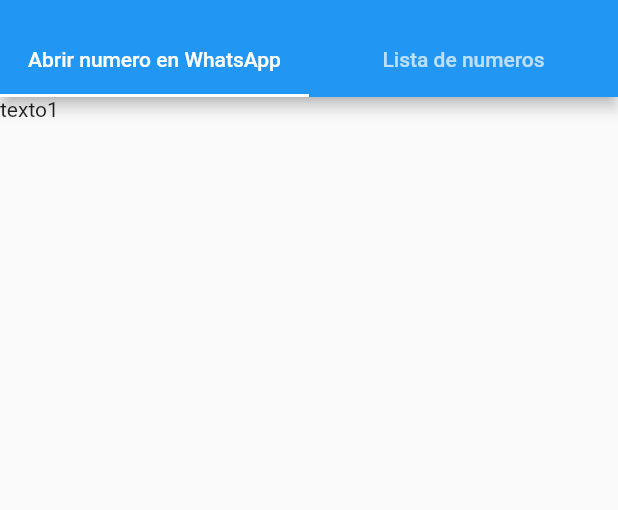
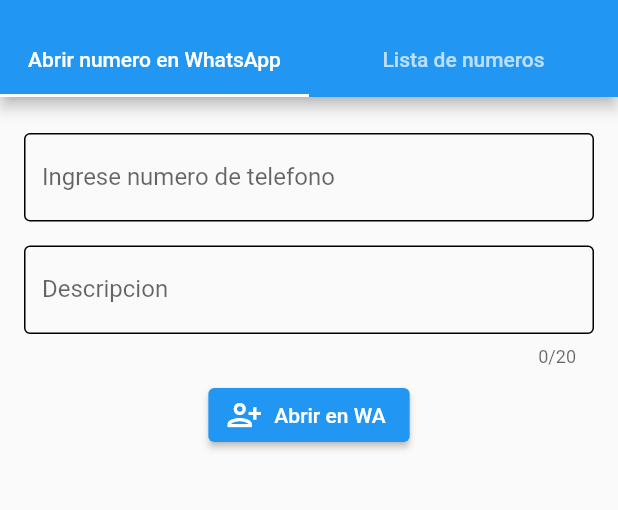
Before and after one commit to paulocrr/whats_app_numbers, a Flutter app: the screen it shows after launch, on a phone screen of 412 x 824 dp, the part 59-569 px from its top. Run offline on Flutter 3.47's test engine with Material 2 defaults, Android fonts, the phone set to English and light mode, and no system bars; our stand-ins replace form_field_validator.

Commit message:
feat: Adds open whatsapp form

```diff
--- a/lib/languages/whats_app_numbers_strings.dart
+++ b/lib/languages/whats_app_numbers_strings.dart
@@ -1,6 +1,8 @@
 class WhatsAppNumbersStrings {
   static final myApp = _MyApp();
   static final mainScreen = _MainScreen();
+  static final addNumberScreen = _AddNumberScreen();
+  static final textFieldErrors = _TextFieldErrors();
 }
 
 class _MyApp {
@@ -12,3 +14,14 @@ class _MainScreen {
   final openNumberTabTitle = 'Abrir numero en WhatsApp';
   final listNumberTabTitle = 'Lista de numeros';
 }
+
+class _AddNumberScreen {
+  final numberLabel = 'Ingrese numero de telefono';
+  final descriptionLabel = 'Descripcion';
+  final addButtonText = 'Abrir en WA';
+}
+
+class _TextFieldErrors {
+  final isRequiredError = 'Este campo es requerido';
+  final isValidPhoneNumberError = 'Este no es un numero de telefono';
+}
--- /dev/null
+++ b/lib/screens/add_number_screen.dart
@@ -0,0 +1,69 @@
+import 'package:flutter/material.dart';
+import 'package:form_field_validator/form_field_validator.dart';
+import 'package:whats_app_numbers/languages/whats_app_numbers_strings.dart';
+import 'package:whats_app_numbers/widgets/whats_app_number_text_form_field.dart';
+
+class AddNumberScreen extends StatefulWidget {
+  const AddNumberScreen({super.key});
+
+  @override
+  State<AddNumberScreen> createState() => _AddNumberScreenState();
+}
+
+class _AddNumberScreenState extends State<AddNumberScreen> {
+  final _formKey = GlobalKey<FormState>();
+  final _numberController = TextEditingController();
+  final _descriptionController = TextEditingController();
+
+  @override
+  Widget build(BuildContext context) {
+    return Padding(
+      padding: const EdgeInsets.all(16.0),
+      child: Form(
+        key: _formKey,
+        child: SingleChildScrollView(
+          child: Column(
+            children: [
+              WhatsAppNumberTextFormField(
+                keyboardType: TextInputType.phone,
+                controller: _numberController,
+                labelText: WhatsAppNumbersStrings.addNumberScreen.numberLabel,
+                validator: MultiValidator([
+                  RequiredValidator(
+                    errorText:
+                        WhatsAppNumbersStrings.textFieldErrors.isRequiredError,
+                  ),
+                  PatternValidator(
+                    r'9((\d{8})|(\d{2}\s\d{3}\s\d{3}))',
+                    errorText: WhatsAppNumbersStrings
+                        .textFieldErrors.isValidPhoneNumberError,
+                  )
+                ]),
+              ),
+              WhatsAppNumberTextFormField(
+                controller: _descriptionController,
+                labelText:
+                    WhatsAppNumbersStrings.addNumberScreen.descriptionLabel,
+                maxLength: 20,
+                validator: RequiredValidator(
+                  errorText:
+                      WhatsAppNumbersStrings.textFieldErrors.isRequiredError,
+                ),
+              ),
+              ElevatedButton.icon(
+                onPressed: () {
+                  if (_formKey.currentState!.validate()) {
+                    print(_descriptionController.text);
+                  }
+                },
+                icon: const Icon(Icons.person_add_alt),
+                label:
+                    Text(WhatsAppNumbersStrings.addNumberScreen.addButtonText),
+              )
+            ],
+          ),
+        ),
+      ),
+    );
+  }
+}
--- /dev/null
+++ b/lib/screens/list_numbers_screen.dart
@@ -0,0 +1,10 @@
+import 'package:flutter/material.dart';
+
+class ListNumberScreen extends StatelessWidget {
+  const ListNumberScreen({super.key});
+
+  @override
+  Widget build(BuildContext context) {
+    return const Placeholder();
+  }
+}
--- a/lib/screens/main_screen.dart
+++ b/lib/screens/main_screen.dart
@@ -1,5 +1,7 @@
 import 'package:flutter/material.dart';
 import 'package:whats_app_numbers/languages/whats_app_numbers_strings.dart';
+import 'package:whats_app_numbers/screens/add_number_screen.dart';
+import 'package:whats_app_numbers/screens/list_numbers_screen.dart';
 
 class MainScreen extends StatelessWidget {
   const MainScreen({super.key});
@@ -26,7 +28,12 @@ class MainScreen extends StatelessWidget {
             ],
           ),
         ),
-        body: TabBarView(children: [Text('texto1'), Text('texto2')]),
+        body: const TabBarView(
+          children: [
+            AddNumberScreen(),
+            ListNumberScreen(),
+          ],
+        ),
       ),
     );
   }
--- /dev/null
+++ b/lib/widgets/whats_app_number_text_form_field.dart
@@ -0,0 +1,44 @@
+import 'package:flutter/material.dart';
+
+class WhatsAppNumberTextFormField extends StatelessWidget {
+  final String labelText;
+  final TextEditingController? controller;
+  final int? maxLength;
+  final TextInputType? keyboardType;
+  final String? Function(String?)? validator;
+
+  const WhatsAppNumberTextFormField({
+    super.key,
+    required this.labelText,
+    this.controller,
+    this.maxLength,
+    this.keyboardType,
+    this.validator,
+  });
+
+  @override
+  Widget build(BuildContext context) {
+    return Padding(
+      padding: const EdgeInsets.symmetric(vertical: 8),
+      child: TextFormField(
+        validator: validator,
+        keyboardType: keyboardType,
+        maxLength: maxLength,
+        controller: controller,
+        decoration: InputDecoration(
+          enabledBorder: const OutlineInputBorder(),
+          focusedBorder: const OutlineInputBorder(
+            borderSide: BorderSide(color: Colors.blue),
+          ),
+          errorBorder: const OutlineInputBorder(
+            borderSide: BorderSide(color: Colors.red),
+          ),
+          focusedErrorBorder: const OutlineInputBorder(
+            borderSide: BorderSide(color: Colors.blue),
+          ),
+          label: Text(labelText),
+        ),
+      ),
+    );
+  }
+}
--- a/pubspec.yaml
+++ b/pubspec.yaml
@@ -35,6 +35,7 @@ dependencies:
   # The following adds the Cupertino Icons font to your application.
   # Use with the CupertinoIcons class for iOS style icons.
   cupertino_icons: ^1.0.2
+  form_field_validator: ^1.1.0
 
 dev_dependencies:
   flutter_test:
```
Also changed, not shown: pubspec.lock.
